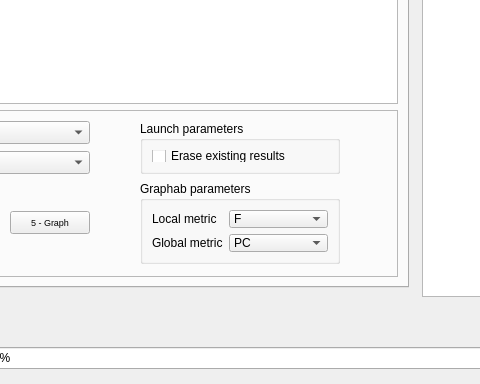
The window that ui/erc_tvb_plugin_dialog_base.ui (MathieuChailloux/MitiConnect) describes before a commit, drawn with Qt 5; both pictures show x 495 to 975 and y 341 to 725 of the 1137 by 725 pixel window.
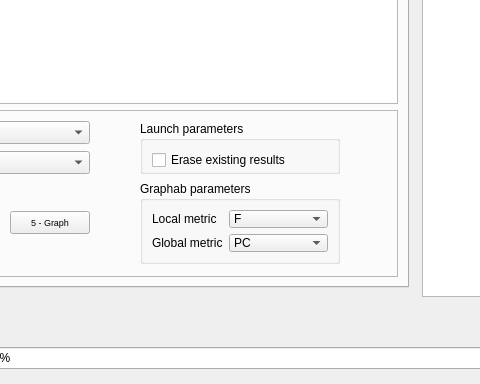
The same window after the commit. The open tabs and pages were chosen to show the change. Icons and pictures are not drawn. Custom widgets are drawn as their Qt base class.

Commit message: Landuse and friction seems ok

```diff
--- a/ui/erc_tvb_plugin_dialog_base.ui
+++ b/ui/erc_tvb_plugin_dialog_base.ui
@@ -83,8 +83,8 @@
            <rect>
             <x>0</x>
             <y>0</y>
-            <width>902</width>
-            <height>631</height>
+            <width>895</width>
+            <height>624</height>
            </rect>
           </property>
           <property name="sizePolicy">
@@ -2204,7 +2204,7 @@
                           <property name="minimumSize">
                            <size>
                             <width>125</width>
-                            <height>0</height>
+                            <height>20</height>
                            </size>
                           </property>
                           <property name="text">
```
Left out of the diff: 2 changed lines with no effect on the pictures. The commit also changes 1 other file.
